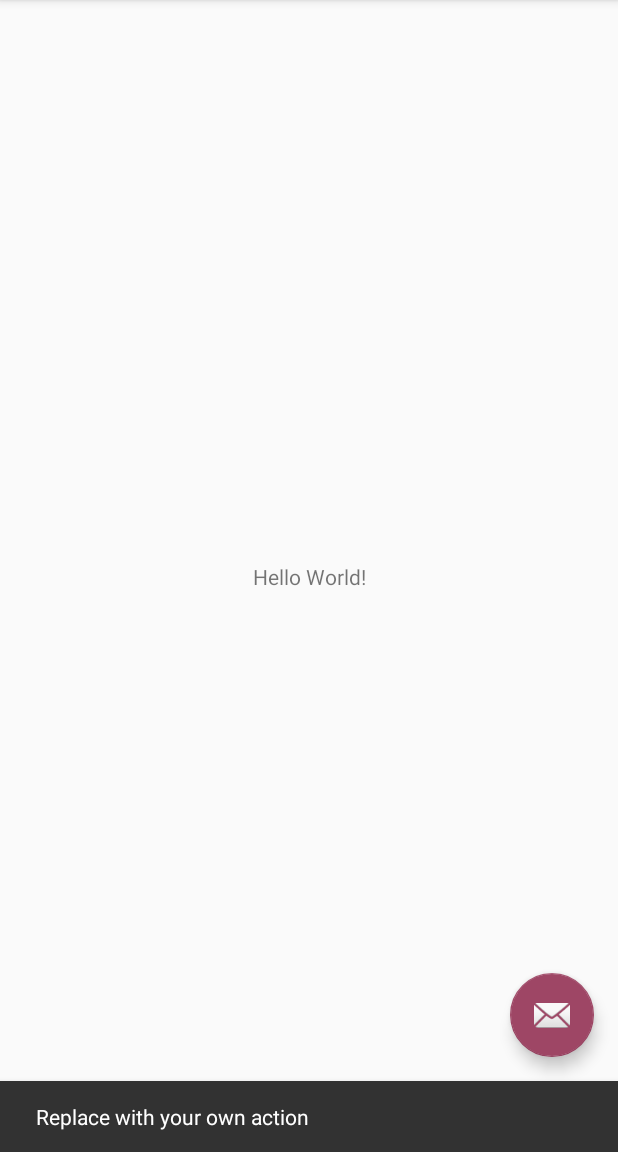
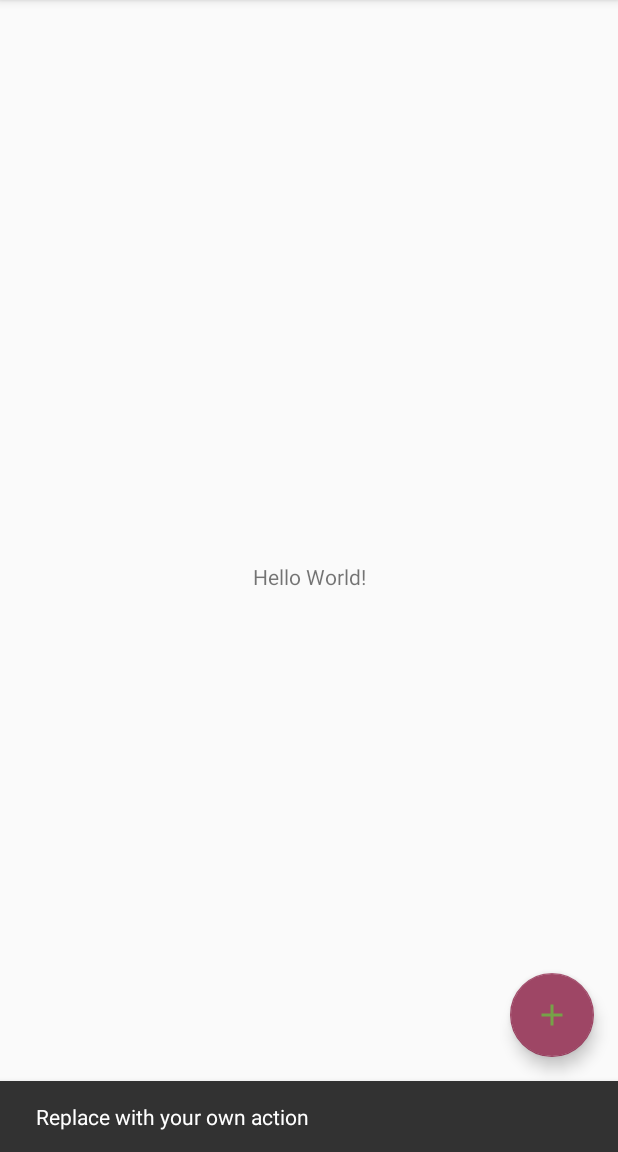
Before and after one commit to dopieralad/flowers, an Android app: the screen it shows after launch (MainActivity), after a tap on an icon or button, on a phone screen of 412 x 824 dp, the part 84-1236 px from its top. Run offline under Robolectric (Android 15) with nearby library versions, the phone set to English and light mode, and no system bars; libraries missing offline, so code that uses them is left out: pl.dopieralad.university.

Commit message:
Change the FAB icon

```diff
--- /dev/null
+++ b/flowers/src/main/res/drawable/add_icon.xml
@@ -0,0 +1,8 @@
+<?xml version="1.0" encoding="utf-8"?>
+<vector xmlns:android="http://schemas.android.com/apk/res/android"
+        android:height="24dp"
+        android:width="24dp"
+        android:viewportHeight="24"
+        android:viewportWidth="24">
+    <path android:pathData="M19 13h-6v6h-2v-6H5v-2h6V5h2v6h6v2z" android:fillColor="@color/colorPrimaryDark"/>
+</vector>
--- a/flowers/src/main/res/layout/activity_main.xml
+++ b/flowers/src/main/res/layout/activity_main.xml
@@ -29,6 +29,6 @@
             android:layout_height="wrap_content"
             android:layout_gravity="bottom|end"
             android:layout_margin="@dimen/fab_margin"
-            app:srcCompat="@android:drawable/ic_dialog_email"/>
+            app:srcCompat="@drawable/add_icon"/>
 
 </android.support.design.widget.CoordinatorLayout>
```
